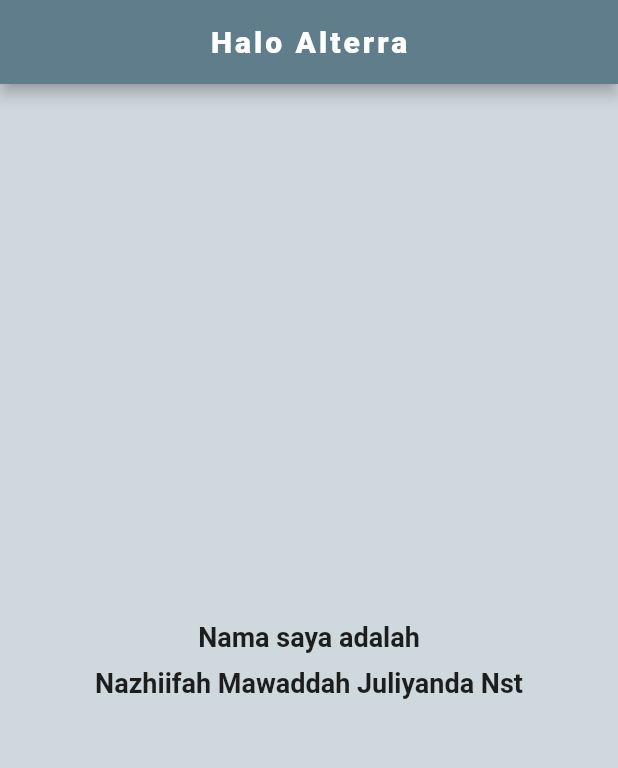
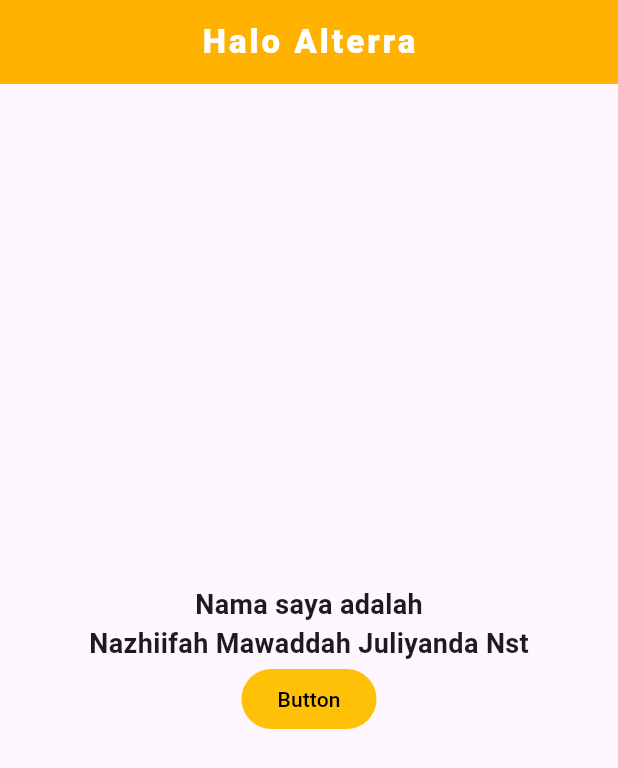
Before and after one commit to itsjipa/flutter_nazhiifah-mawaddah-juliyanda-nst, a Flutter app: the screen it shows after launch, on a phone screen of 412 x 824 dp. Shown: the top 768 px of the screen. Run offline on Flutter 3.47's test engine with Material 2 defaults, Android fonts, the phone set to English and light mode, and no system bars.

Commit message:
update tugas 9

```diff
--- a/09_Installation_Command_Line_Interface_and_Package_Management_in_Flutter/praktikum/prioritas2/lib/main.dart
+++ b/09_Installation_Command_Line_Interface_and_Package_Management_in_Flutter/praktikum/prioritas2/lib/main.dart
@@ -1,5 +1,5 @@
 import 'package:flutter/material.dart';
-import 'package:prioritas2/prioritas2.dart';
+import 'package:prioritas2/screen/prioritas2.dart';
 
 void main() {
   runApp(const MyApp());
@@ -15,8 +15,15 @@ class MyApp extends StatelessWidget {
       title: 'Flutter Demo',
       debugShowCheckedModeBanner: false,
       theme: ThemeData(
-        primarySwatch: Colors.blueGrey,
-        useMaterial3: false,
+        colorScheme: ColorScheme.fromSeed(seedColor: Colors.deepPurple),
+        useMaterial3: true,
+        appBarTheme: AppBarTheme(color: Colors.amber.shade600),
+        elevatedButtonTheme: ElevatedButtonThemeData(
+          style: ElevatedButton.styleFrom(
+            backgroundColor: Colors.amber,
+            shadowColor: Color(0xFFFfa),
+          ),
+        ),
       ),
       home: const Prioritas2(),
     );
--- a/09_Installation_Command_Line_Interface_and_Package_Management_in_Flutter/praktikum/prioritas2/lib/prioritas2.dart
+++ b/09_Installation_Command_Line_Interface_and_Package_Management_in_Flutter/praktikum/prioritas2/lib/screen/prioritas2.dart
@@ -17,10 +17,9 @@ class Prioritas2 extends StatelessWidget {
         ),
         centerTitle: true,
       ),
-      backgroundColor: Colors.blueGrey.shade100,
       body: Container(
         alignment: Alignment.center,
-        child: const Column(
+        child: Column(
           mainAxisAlignment: MainAxisAlignment.center,
           children: [
             Text(
@@ -30,14 +29,20 @@ class Prioritas2 extends StatelessWidget {
                 fontSize: 18,
               ),
             ),
-            SizedBox(
-              height: 10,
-            ),
             Text(
               "Nazhiifah Mawaddah Juliyanda Nst",
               style: TextStyle(
                 fontWeight: FontWeight.bold,
                 fontSize: 18,
+              ),
+            ),
+            ElevatedButton(
+              onPressed: () {},
+              child: Text(
+                "Button",
+                style: TextStyle(
+                  color: Colors.black,
+                ),
               ),
             )
           ],
```
Also changed, not shown: 2 other files.
